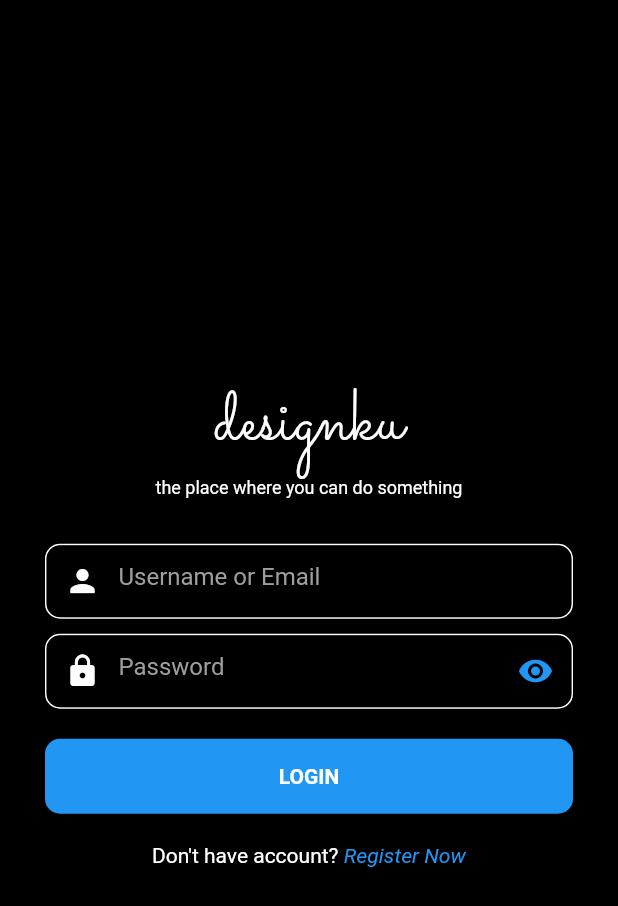
After one commit to AldoReghan/designku, a Flutter app: the screen it shows after launch, in the side drawer, after a tap on "Login", on a phone screen of 412 x 824 dp. The commit adds this screen. Shown: the top 906 px of the screen. Run offline on Flutter 3.47's test engine with Material 2 defaults, Android fonts, the phone set to English and light mode, and no system bars; our stand-ins replace flip_card, flutter_swiper; network calls fail.

Commit message:
designku

```diff
--- /dev/null
+++ b/lib/login.dart
@@ -0,0 +1,131 @@
+import 'package:designku/register.dart';
+import 'package:flutter/material.dart';
+
+class MyApp extends StatelessWidget {
+  @override
+  Widget build(BuildContext context) {
+    return MaterialApp(
+      title: 'LoginPage',
+      home: LoginPage(),
+    );
+  }
+}
+
+class LoginPage extends StatefulWidget {
+  @override
+  _LoginPageState createState() => _LoginPageState();
+}
+
+class _LoginPageState extends State<LoginPage> {
+  @override
+  Widget build(BuildContext context) {
+    return Scaffold(
+      body: Center(
+        child: SingleChildScrollView(
+          child: Center(
+            child: Column(
+              children: [
+                Text(
+                  "designku",
+                  style: TextStyle(
+                      fontFamily: 'Sacramento',
+                      fontSize: 50,
+                      color: Colors.white),
+                ),
+                Text(
+                  "the place where you can do something",
+                  style: TextStyle(color: Colors.white, fontSize: 12),
+                ),
+                Padding(
+                  padding: const EdgeInsets.only(top: 30, left: 30, right: 30),
+                  child: Container(
+                    height: 50,
+                    decoration: BoxDecoration(
+                        borderRadius: BorderRadius.circular(10),
+                        border: Border.all(color: Colors.white)),
+                    child: TextFormField(
+                      decoration: InputDecoration(
+                          hintText: 'Username or Email',
+                          hintStyle: TextStyle(color: Colors.grey),
+                          prefixIcon: Icon(
+                            Icons.person,
+                            color: Colors.white,
+                          ),
+                          border: OutlineInputBorder(
+                              borderRadius: BorderRadius.circular(10))),
+                    ),
+                  ),
+                ),
+                Padding(
+                  padding: const EdgeInsets.only(top: 10, left: 30, right: 30),
+                  child: Container(
+                    height: 50,
+                    decoration: BoxDecoration(
+                        borderRadius: BorderRadius.circular(10),
+                        border: Border.all(color: Colors.white)),
+                    child: TextFormField(
+                      decoration: InputDecoration(
+                          hintText: 'Password',
+                          hintStyle: TextStyle(color: Colors.grey),
+                          prefixIcon: Icon(
+                            Icons.lock,
+                            color: Colors.white,
+                          ),
+                          suffixIcon: Icon(
+                            Icons.visibility,
+                            color: Colors.blue,
+                          ),
+                          border: OutlineInputBorder(
+                              borderRadius: BorderRadius.circular(10))),
+                    ),
+                  ),
+                ),
+                Padding(
+                  padding: EdgeInsets.only(top: 20, left: 30, right: 30),
+                  child: Container(
+                    height: 50,
+                    decoration: BoxDecoration(
+                        color: Colors.blue,
+                        borderRadius: BorderRadius.circular(10)),
+                    child: Center(
+                      child: Text(
+                        "LOGIN",
+                        style: TextStyle(
+                            fontWeight: FontWeight.bold, color: Colors.white),
+                      ),
+                    ),
+                  ),
+                ),
+                Padding(
+                    padding: EdgeInsets.only(top: 20, left: 30, right: 30),
+                    child: Row(
+                      mainAxisAlignment: MainAxisAlignment.center,
+                      children: [
+                        Text(
+                          "Don't have account? ",
+                          style: TextStyle(color: Colors.white),
+                        ),
+                        GestureDetector(
+                          onTap: () => {
+                            Navigator.push(
+                                context,
+                                MaterialPageRoute(
+                                    builder: (context) => RegisterPage()))
+                          },
+                          child: Text(
+                            "Register Now",
+                            style: TextStyle(
+                                color: Colors.blue,
+                                fontStyle: FontStyle.italic),
+                          ),
+                        )
+                      ],
+                    )),
+              ],
+            ),
+          ),
+        ),
+      ),
+    );
+  }
+}
--- a/lib/main.dart
+++ b/lib/main.dart
@@ -1,3 +1,4 @@
+import 'package:designku/login.dart';
 import 'package:flutter/material.dart';
 import 'package:flutter_swiper/flutter_swiper.dart';
 import 'package:flutter/services.dart';
@@ -141,9 +142,14 @@ class _HomeState extends State<Home> {
             ),
           ),
           ListTile(
-            title: Text(
-              "Login",
-              style: TextStyle(color: Colors.white),
+            title: GestureDetector(
+              onTap: () => {
+                Navigator.push(context, MaterialPageRoute(builder: (context) => LoginPage()))
+              },
+              child: Text(
+                "Login",
+                style: TextStyle(color: Colors.white),
+              ),
             ),
             leading: Icon(
               Icons.account_circle,
--- /dev/null
+++ b/lib/register.dart
@@ -0,0 +1,24 @@
+import 'package:flutter/material.dart';
+
+class MyApp extends StatelessWidget {
+  @override
+  Widget build(BuildContext context) {
+    return MaterialApp(
+      home: RegisterPage(),
+    );
+  }
+}
+
+class RegisterPage extends StatefulWidget {
+  @override
+  _RegisterPageState createState() => _RegisterPageState();
+}
+
+class _RegisterPageState extends State<RegisterPage> {
+  @override
+  Widget build(BuildContext context) {
+    return Scaffold(
+
+    );
+  }
+}
```
Also changed, not shown: pubspec.lock.
